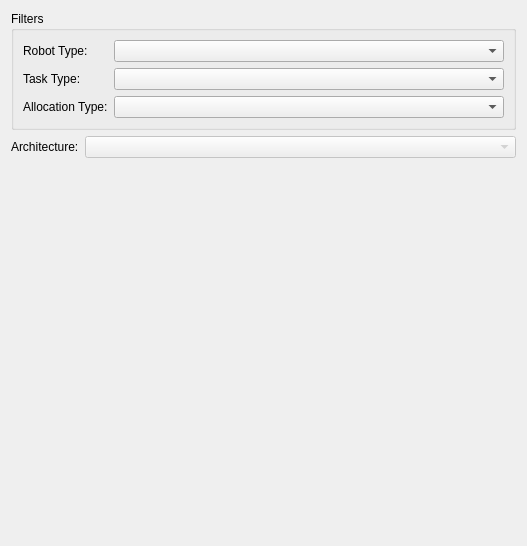
Qt form src/rqt_mrta/architecture_selection_widget.ui (adrianohrl/rqt_mrta) before a commit.
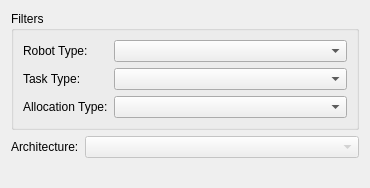
The same form after that commit.

The edit to the form file:
```diff
--- a/src/rqt_mrta/architecture_selection_widget.ui
+++ b/src/rqt_mrta/architecture_selection_widget.ui
@@ -6,8 +6,8 @@
    <rect>
     <x>0</x>
     <y>0</y>
-    <width>527</width>
-    <height>546</height>
+    <width>370</width>
+    <height>188</height>
    </rect>
   </property>
   <property name="focusPolicy">
```
Left out of the diff: 18 changed lines with no effect on the pictures.
